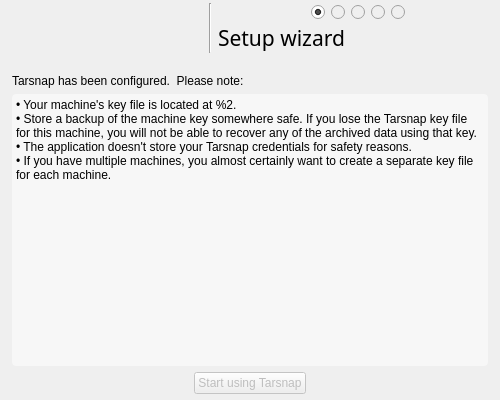
Before: the Qt Designer form forms/setupdialog.ui in Tarsnap/tarsnap-gui, drawn with Qt 5.
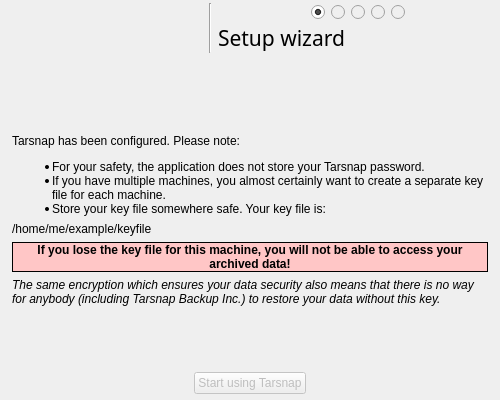
After: the same form once the commit is applied. The open tabs and pages were chosen to show the change. Icons and pictures are not drawn.

Commit message: Setup last page: edit

Patch:
```diff
--- a/forms/setupdialog.ui
+++ b/forms/setupdialog.ui
@@ -1142,12 +1142,75 @@
         <number>0</number>
        </property>
        <item>
-        <widget class="QLabel" name="label_13">
+        <spacer name="verticalSpacer_10">
+         <property name="orientation">
+          <enum>Qt::Vertical</enum>
+         </property>
+         <property name="sizeHint" stdset="0">
+          <size>
+           <width>20</width>
+           <height>40</height>
+          </size>
+         </property>
+        </spacer>
+       </item>
+       <item>
+        <widget class="QLabel" name="doneInfo">
          <property name="text">
-          <string>Tarsnap has been configured.  Please note:</string>
+          <string>&lt;html&gt;&lt;head/&gt;&lt;body&gt;
+&lt;p&gt;Tarsnap has been configured. Please note: &lt;/p&gt;
+&lt;ul&gt;
+&lt;li&gt;For your safety, the application does not store your Tarsnap password.&lt;/li&gt;
+&lt;li&gt;If you have multiple machines, you almost certainly want to create a separate key file for each machine.&lt;/li&gt;
+&lt;li&gt;Store your key file somewhere safe.  Your key file is:&lt;/li&gt;
+&lt;/ul&gt;&lt;/body&gt;&lt;/html&gt;</string>
+         </property>
+         <property name="wordWrap">
+          <bool>true</bool>
+         </property>
+        </widget>
+       </item>
+       <item>
+        <widget class="QLabel" name="doneKeyFileNameLabel">
+         <property name="styleSheet">
+          <string notr="true">QLabel {
+	margin-left: 2em;
+}</string>
+         </property>
+         <property name="text">
+          <string>/home/me/example/keyfile</string>
+         </property>
+         <property name="wordWrap">
+          <bool>true</bool>
+         </property>
+         <property name="openExternalLinks">
+          <bool>true</bool>
+         </property>
+        </widget>
+       </item>
+       <item>
+        <widget class="QLabel" name="doneKeyFileWarningLabel">
+         <property name="font">
+          <font>
+           <weight>75</weight>
+           <bold>true</bold>
+          </font>
+         </property>
+         <property name="styleSheet">
+          <string notr="true">QLabel {
+	background-color: #ffc6c6;
+	margin: 0.125em 1em;
+	padding: 0.125em;
+}</string>
+         </property>
+         <property name="frameShape">
+          <enum>QFrame::Box</enum>
+         </property>
+         <property name="text">
+          <string>If you lose the key file for this machine, you will not be able to access your archived data!</string>
          </property>
          <property name="alignment">
-          <set>Qt::AlignJustify|Qt::AlignVCenter</set>
+          <set>Qt::AlignCenter</set>
          </property>
          <property name="wordWrap">
           <bool>true</bool>
@@ -1155,24 +1218,33 @@
         </widget>
        </item>
        <item>
-        <widget class="QPlainTextEdit" name="doneInfoPlainTextEdit">
-         <property name="styleSheet">
-          <string notr="true">QPlainTextEdit {
-background: rgba(255,255,255,130);
-border-radius: 4px;
-}</string>
+        <widget class="QLabel" name="doneKeyFileWarningLabelAside">
+         <property name="font">
+          <font>
+           <italic>true</italic>
+          </font>
          </property>
-         <property name="readOnly">
+         <property name="text">
+          <string>The same encryption which ensures your data security also means that there is no way for anybody (including Tarsnap Backup Inc.) to restore your data without this key.</string>
+         </property>
+         <property name="wordWrap">
           <bool>true</bool>
          </property>
-         <property name="plainText">
-          <string>• Your machine's key file is located at %2.
-• Store a backup of the machine key somewhere safe. If you lose the Tarsnap key file for this machine, you will not be able to recover any of the archived data using that key.
-• The application doesn't store your Tarsnap credentials for safety reasons.
-• If you have multiple machines, you almost certainly want to create a separate key file for each machine.</string>
-         </property>
         </widget>
        </item>
+       <item>
+        <spacer name="verticalSpacer_9">
+         <property name="orientation">
+          <enum>Qt::Vertical</enum>
+         </property>
+         <property name="sizeHint" stdset="0">
+          <size>
+           <width>20</width>
+           <height>40</height>
+          </size>
+         </property>
+        </spacer>
+       </item>
        <item alignment="Qt::AlignBottom">
         <widget class="QWidget" name="buttonBox_5" native="true">
          <layout class="QHBoxLayout" name="horizontalLayout_6">
```
Left out of the diff: 1 changed line with no effect on the pictures. The commit also changes 1 other file.
